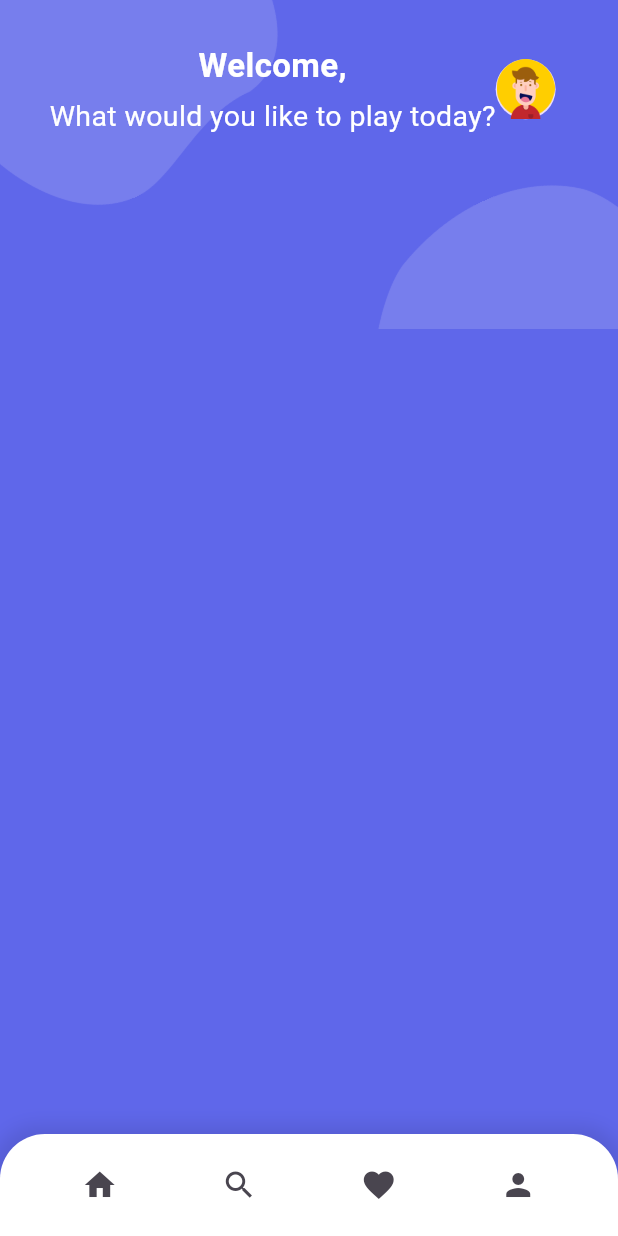
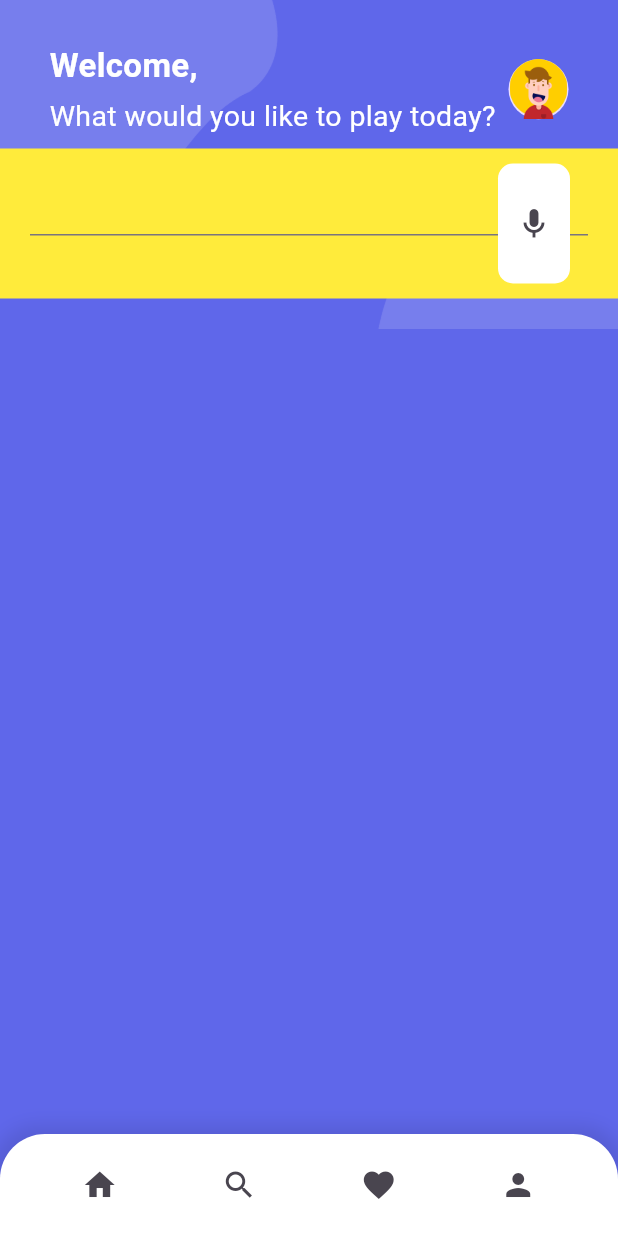
Before and after one commit to samiigll/Flutter-gamestore, a Flutter app: the screen it shows after launch, on a phone screen of 412 x 824 dp. Run offline on Flutter 3.47's test engine with Material 3 defaults, Android fonts, the light colour scheme and no system bars.

Commit message:
feat: Add search functionality to home page

```diff
--- a/lib/pages/home/home.dart
+++ b/lib/pages/home/home.dart
@@ -1,5 +1,6 @@
 import 'package:flutter/material.dart';
 import 'package:gamestore/pages/home/widgets/header.dart';
+import 'package:gamestore/pages/home/widgets/search.dart';
 
 class HomePage extends StatelessWidget {
   const HomePage({super.key});
@@ -34,6 +35,7 @@ class HomePage extends StatelessWidget {
             const Column(
               children: [
                 HeaderSection(),
+                SearchSection(),
               ],
             ),
           ],
--- a/lib/pages/home/widgets/header.dart
+++ b/lib/pages/home/widgets/header.dart
@@ -14,8 +14,10 @@ class HeaderSection extends StatelessWidget {
           right: 25,
         ),
         child: Row(
+          mainAxisAlignment: MainAxisAlignment.spaceBetween,
           children: [
             const Column(
+              crossAxisAlignment: CrossAxisAlignment.start,
               children: const [
                 Text(
                   "Welcome,",
@@ -36,7 +38,10 @@ class HeaderSection extends StatelessWidget {
               ],
             ),
             CircleAvatar(
-              child: Image.asset("assets/images/avatar.png"),
+              child: Image.asset(
+                "assets/images/avatar.png",
+                fit: BoxFit.cover,
+              ),
             ),
           ],
         ),
--- /dev/null
+++ b/lib/pages/home/widgets/search.dart
@@ -0,0 +1,35 @@
+import 'package:flutter/material.dart';
+
+class SearchSection extends StatelessWidget {
+  const SearchSection({Key? key}) : super(key: key);
+
+  @override
+  Widget build(BuildContext context) {
+    return Container(
+      height: 100,
+      color: Colors.yellow,
+      padding: const EdgeInsets.symmetric(horizontal: 20, vertical: 10),
+      child: Stack(
+        children: [
+          const TextField(),
+          Positioned(
+            right: 12,
+            top: 0,
+            bottom: 0,
+            child: Container(
+              padding: const EdgeInsets.all(0),
+              decoration: const BoxDecoration(
+                color: Colors.white,
+                borderRadius: BorderRadius.all(Radius.circular(10)),
+              ),
+              child: IconButton(
+                icon: const Icon(Icons.mic_outlined),
+                onPressed: () {},
+              ),
+            ),
+          ),
+        ],
+      ),
+    );
+  }
+}
```
